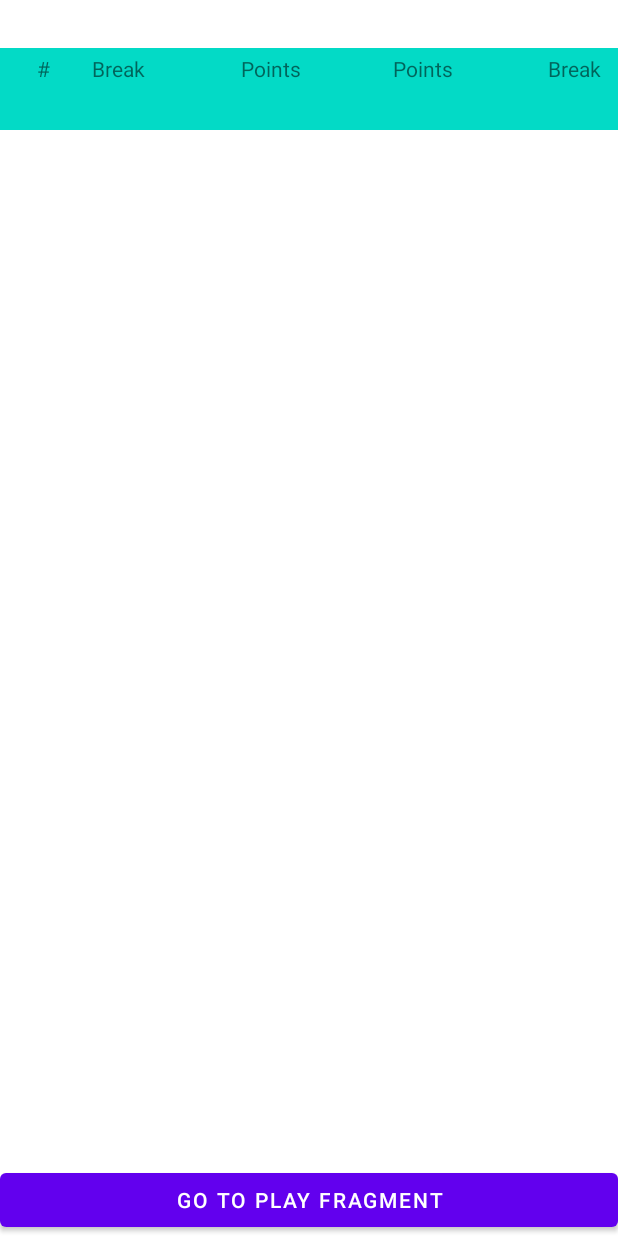
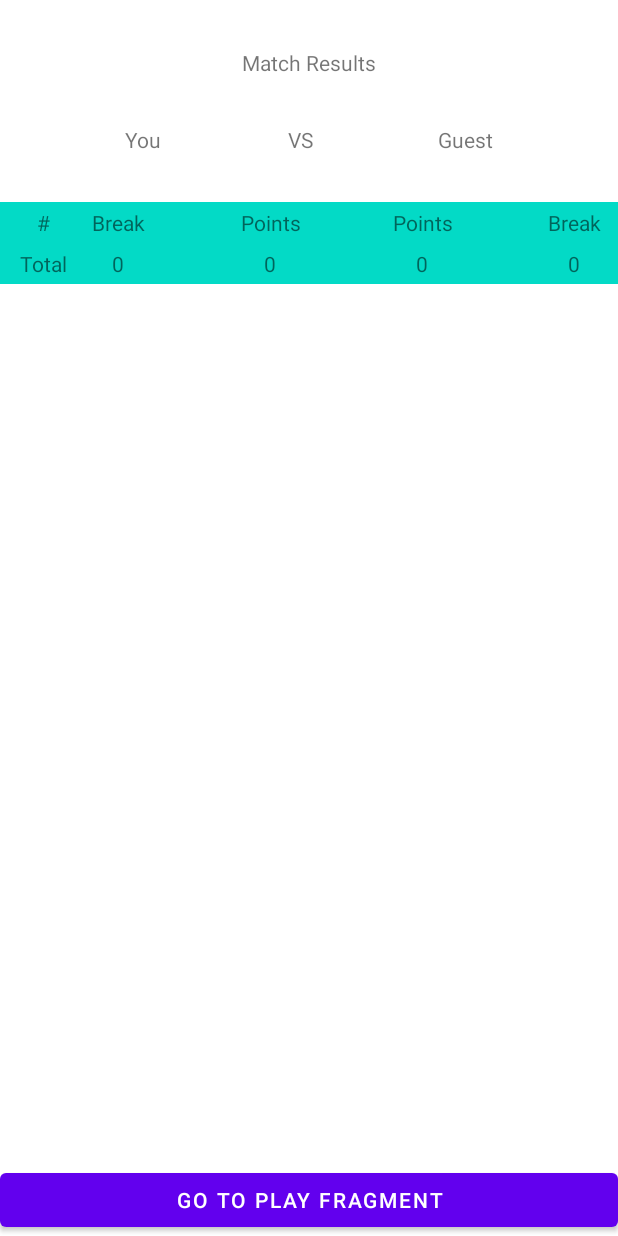
Before and after one commit to victorcocuz/snooker-board, an Android app: the GameStatsFragment screen opened through its navigation route, on a phone screen of 412 x 824 dp. Run offline under Robolectric (Android 15) with nearby library versions, the phone set to English and light mode, and no system bars; our stand-ins replace Room's generated code, Timber, data binding, navigation-ui; 16 statements that could not run were skipped.

Commit message:
style: final visual adjustments

```diff
--- a/app/src/main/res/layout/fragment_game_stats.xml
+++ b/app/src/main/res/layout/fragment_game_stats.xml
@@ -14,15 +14,56 @@
         android:layout_height="match_parent"
         tools:context=".fragments.gamestatistics.GameStatsFragment">
 
+        <TextView
+            android:id="@+id/game_stats_label"
+            android:layout_width="wrap_content"
+            android:layout_height="wrap_content"
+            android:layout_marginTop="@dimen/margin_large"
+            android:text="Match Results"
+            app:layout_constraintEnd_toEndOf="parent"
+            app:layout_constraintStart_toStartOf="parent"
+            app:layout_constraintTop_toTopOf="parent" />
+
+        <TextView
+            android:id="@+id/game_stats_player_a"
+            android:layout_width="wrap_content"
+            android:layout_height="wrap_content"
+            android:layout_marginTop="@dimen/margin_large"
+            android:text="You"
+            app:layout_constraintEnd_toStartOf="@+id/game_stats_vs"
+            app:layout_constraintHorizontal_bias="0.5"
+            app:layout_constraintStart_toStartOf="parent"
+            app:layout_constraintTop_toBottomOf="@+id/game_stats_label" />
+
+        <TextView
+            android:id="@+id/game_stats_player_b"
+            android:layout_width="wrap_content"
+            android:layout_height="wrap_content"
+            android:text="Guest"
+            app:layout_constraintBottom_toBottomOf="@+id/game_stats_player_a"
+            app:layout_constraintEnd_toEndOf="parent"
+            app:layout_constraintHorizontal_bias="0.5"
+            app:layout_constraintStart_toEndOf="@+id/game_stats_vs" />
+
+        <TextView
+            android:id="@+id/game_stats_vs"
+            android:layout_width="wrap_content"
+            android:layout_height="wrap_content"
+            android:text="VS"
+            app:layout_constraintBottom_toBottomOf="@+id/game_stats_player_a"
+            app:layout_constraintEnd_toStartOf="@+id/game_stats_player_b"
+            app:layout_constraintHorizontal_bias="0.5"
+            app:layout_constraintStart_toEndOf="@+id/game_stats_player_a" />
+
         <include
             android:id="@+id/game_stats_header"
             layout="@layout/item_game_statistics_view"
             android:layout_width="match_parent"
             android:layout_height="wrap_content"
-            android:layout_marginTop="@dimen/margin_large"
+            android:layout_marginTop="32dp"
             app:layout_constraintEnd_toEndOf="parent"
             app:layout_constraintStart_toStartOf="parent"
-            app:layout_constraintTop_toTopOf="parent" />
+            app:layout_constraintTop_toBottomOf="@+id/game_stats_player_a" />
 
 
         <androidx.recyclerview.widget.RecyclerView
```
